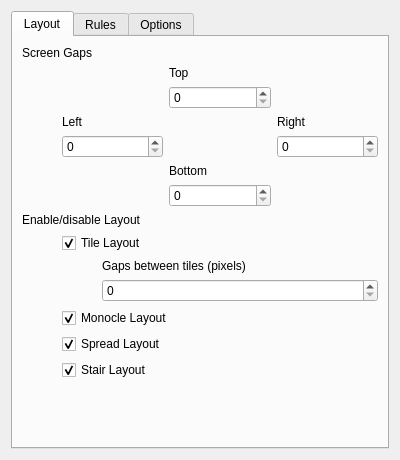
Above: res/config.ui from Bismuth-Forge/bismuth before the change. Below: the same form after it.
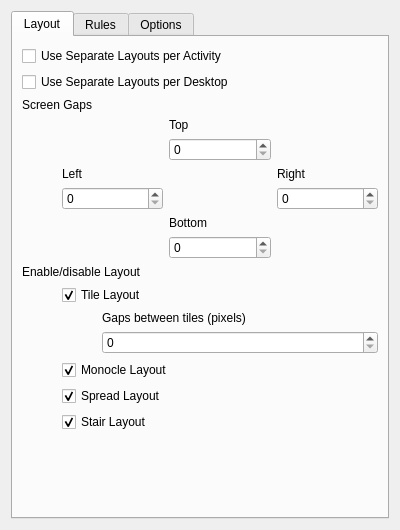
That is the form after the change.

Commit message:
separate layout per desktop/activity
 - update key generation method in `LayoutStorage`
 - add corresponding config options
 - implements feature from #15

```diff
--- a/res/config.ui
+++ b/res/config.ui
@@ -7,7 +7,7 @@
     <x>0</x>
     <y>0</y>
     <width>400</width>
-    <height>460</height>
+    <height>530</height>
    </rect>
   </property>
   <property name="windowTitle">
@@ -24,6 +24,20 @@
        <string>Layout</string>
       </attribute>
       <layout class="QVBoxLayout" name="verticalLayout_4">
+       <item>
+        <widget class="QCheckBox" name="kcfg_layoutPerActivity">
+         <property name="text">
+          <string>Use Separate Layouts per Activity</string>
+         </property>
+        </widget>
+       </item>
+       <item>
+        <widget class="QCheckBox" name="kcfg_layoutPerDesktop">
+         <property name="text">
+          <string>Use Separate Layouts per Desktop</string>
+         </property>
+        </widget>
+       </item>
        <item>
         <widget class="QLabel" name="screenGapLabel">
          <property name="text">
```
The commit also changes 3 other files.
